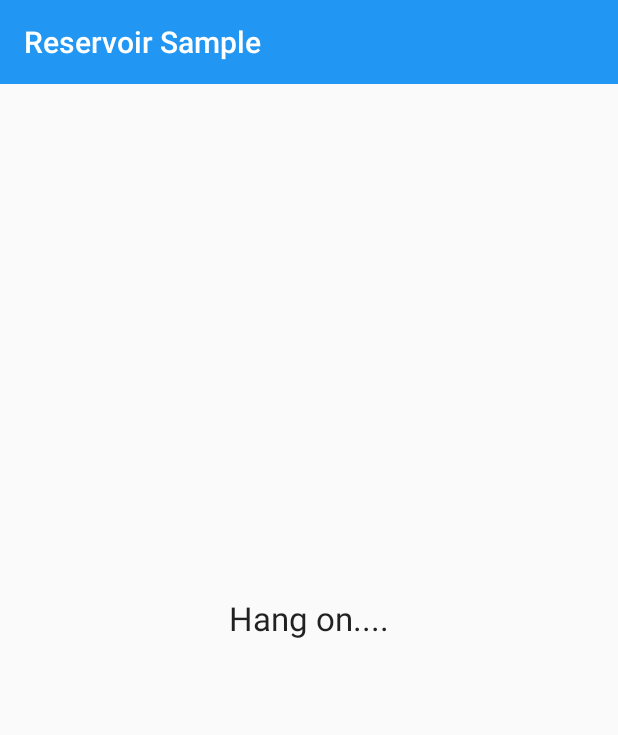
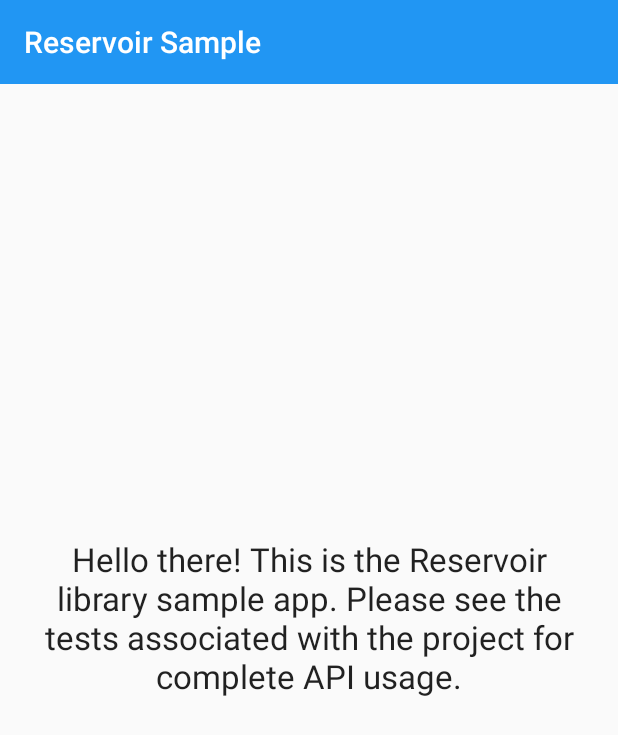
Before and after one commit to anupcowkur/Reservoir, an Android app: the screen it shows after launch (MainActivity), on a phone screen of 412 x 824 dp. Shown: the top 735 px of the screen. Run offline under Robolectric (Android 15) with nearby library versions, the phone set to English and light mode, and no system bars; libraries missing offline, so code that uses them is left out: com.jakewharton.disklrucache, rx.android.schedulers, rx.schedulers; 1 statement that could not run was skipped.

Commit message:
Updates sample app. No code, only points to tests now.

```diff
--- a/Sample/src/main/java/com/anupcowkur/reservoirsample/MainActivity.java
+++ b/Sample/src/main/java/com/anupcowkur/reservoirsample/MainActivity.java
@@ -1,19 +1,10 @@
 package com.anupcowkur.reservoirsample;
 
 import android.os.Bundle;
-import android.support.v7.app.ActionBarActivity;
+import android.support.v7.app.AppCompatActivity;
 import android.support.v7.widget.Toolbar;
-import android.widget.TextView;
 
-import com.anupcowkur.reservoir.Reservoir;
-import com.anupcowkur.reservoir.ReservoirGetCallback;
-import com.anupcowkur.reservoir.ReservoirPutCallback;
-
-public class MainActivity extends ActionBarActivity {
-
-    private static final String TEST_STRING = "my test string";
-    private static final String KEY = "myKey";
-    private TextView tv_status;
+public class MainActivity extends AppCompatActivity {
 
     @Override
     protected void onCreate(Bundle savedInstanceState) {
@@ -22,49 +13,5 @@ public class MainActivity extends ActionBarActivity {
 
         setSupportActionBar((Toolbar) findViewById(R.id.toolbar));
 
-        tv_status = (TextView) findViewById(R.id.tv_status);
-
-        putInReservoir();
-
     }
-
-    private void putInReservoir() {
-
-        TestClass testPutObject = new TestClass();
-
-        testPutObject.setTestString(TEST_STRING);
-
-        Reservoir.putAsync(KEY, testPutObject, new ReservoirPutCallback() {
-            @Override
-            public void onSuccess() {
-                getFromReservoir(); //async put call completed, execute get call.
-            }
-
-            @Override
-            public void onFailure(Exception e) {
-                tv_status.setText(e.getMessage()); //failure
-            }
-        });
-
-    }
-
-    private void getFromReservoir() {
-
-        Reservoir.getAsync(KEY, TestClass.class, new ReservoirGetCallback<TestClass>() {
-            @Override
-            public void onFailure(Exception e) {
-                tv_status.setText(e.getMessage()); //failure.
-            }
-
-            @Override
-            public void onSuccess(TestClass testGetObject) {
-                if (testGetObject.getTestString().equals(TEST_STRING)) {
-                    tv_status.setText(getString(R.string.reservoir_success)); //success!
-                }
-            }
-
-        });
-
-    }
-
 }
--- a/Sample/src/main/res/layout/activity_main.xml
+++ b/Sample/src/main/res/layout/activity_main.xml
@@ -1,7 +1,7 @@
 <RelativeLayout xmlns:android="http://schemas.android.com/apk/res/android"
-                xmlns:app="http://schemas.android.com/apk/res-auto"
-                android:layout_width="match_parent"
-                android:layout_height="match_parent">
+    xmlns:app="http://schemas.android.com/apk/res-auto"
+    android:layout_width="match_parent"
+    android:layout_height="match_parent">
 
     <android.support.v7.widget.Toolbar
         android:id="@+id/toolbar"
@@ -10,14 +10,15 @@
         android:background="?attr/colorPrimary"
         android:minHeight="?attr/actionBarSize"
         app:popupTheme="@style/ThemeOverlay.AppCompat.Light"
-        app:theme="@style/ThemeOverlay.AppCompat.Dark.ActionBar"/>
+        app:theme="@style/ThemeOverlay.AppCompat.Dark.ActionBar" />
 
     <TextView
-        android:id="@+id/tv_status"
         android:layout_width="wrap_content"
         android:layout_height="wrap_content"
-        android:layout_centerHorizontal="true"
-        android:layout_centerVertical="true"
-        android:text="@string/reservoir_loading"
-        android:textAppearance="?android:attr/textAppearanceLarge"/>
+        android:layout_centerInParent="true"
+        android:layout_marginLeft="@dimen/reservoir_activity_horizontal_margin"
+        android:layout_marginRight="@dimen/reservoir_activity_horizontal_margin"
+        android:gravity="center"
+        android:text="@string/reservoir_sample_msg"
+        android:textAppearance="?android:attr/textAppearanceLarge" />
 </RelativeLayout>
--- a/Sample/src/main/res/values/strings.xml
+++ b/Sample/src/main/res/values/strings.xml
@@ -2,7 +2,6 @@
 <resources>
 
     <string name="reservoir_app_name">Reservoir Sample</string>
-    <string name="reservoir_loading">Hang on....</string>
-    <string name="reservoir_success">Success!</string>
+    <string name="reservoir_sample_msg">Hello there! This is the Reservoir library sample app. Please see the tests associated with the project for complete API usage.</string>
 
 </resources>
```
Also changed, not shown: 3 other files.
